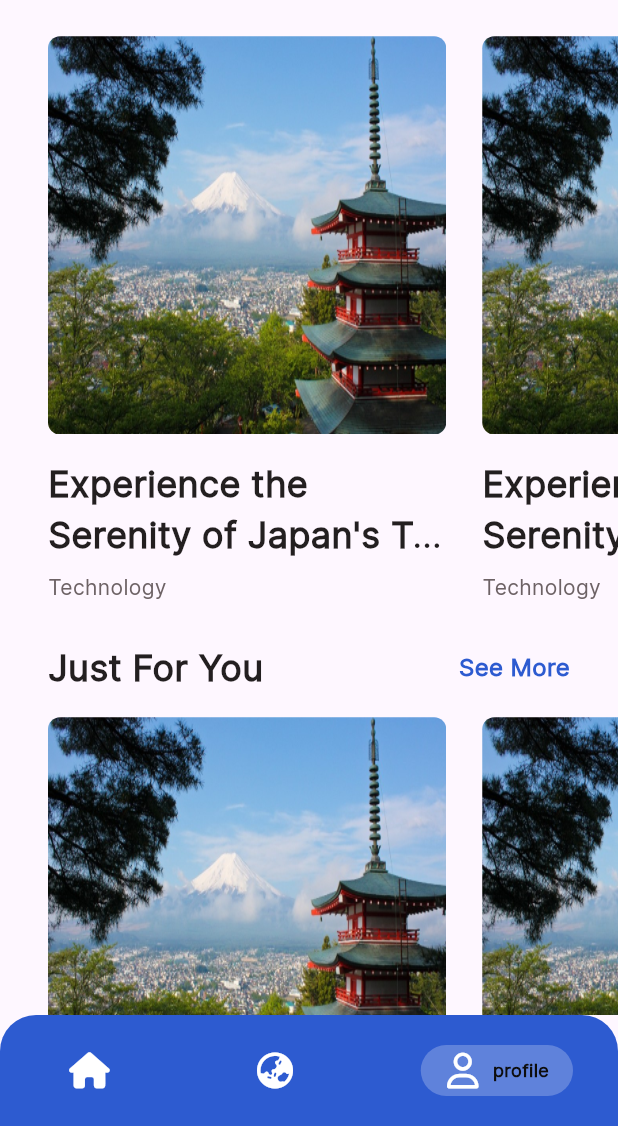
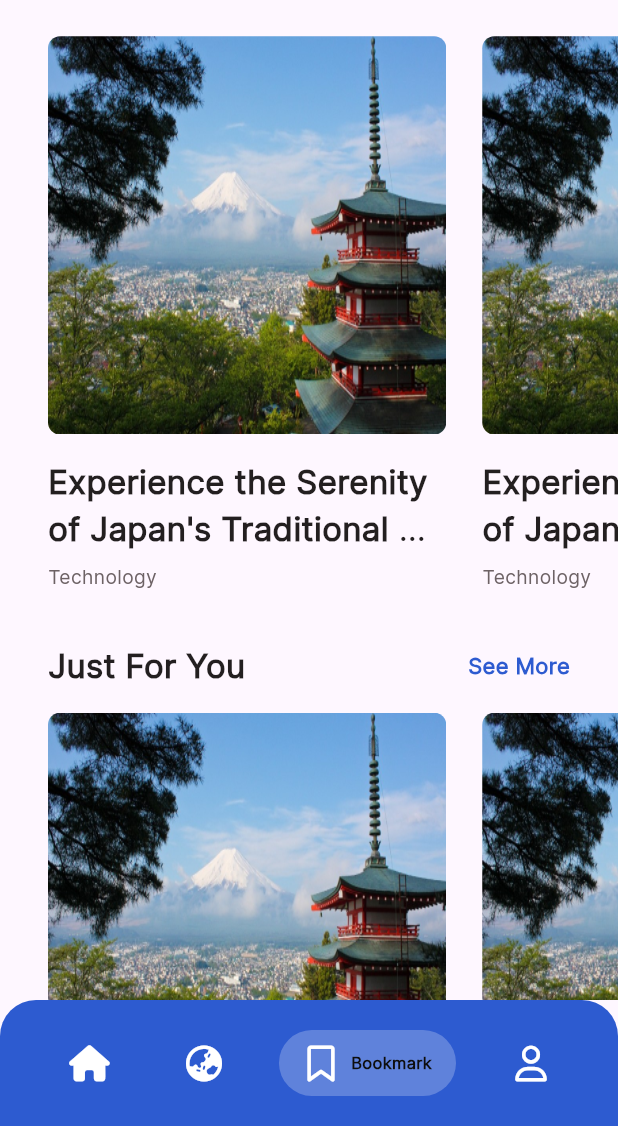
Before and after one commit to Mohamedgamaal16/lask_news_app, a Flutter app: the screen it shows after launch, item 3 of the bottom bar chosen, on a phone screen of 412 x 824 dp, the part 110-1236 px from its top. Run offline on Flutter 3.47's test engine with Material 3 defaults, Android fonts, the light colour scheme and no system bars; drawn by our look-alikes of google_nav_bar; our stand-ins replace bloc, dartz, device_preview, dio, flutter_bloc, font_awesome_flutter and 4 more; project files that could hold a hidden picture were left out.

Commit message:
add responsive font size

```diff
--- a/lib/core/utils/app_styles.dart
+++ b/lib/core/utils/app_styles.dart
@@ -3,111 +3,131 @@ import 'package:trendspot_newes_app/core/utils/constants.dart';
 
 abstract class AppStyles {
   static TextStyle interStyleRegular12(BuildContext context) {
-    return const TextStyle(
+    return TextStyle(
       color: AppColors.kSecondaryTextColor,
-      fontSize: 12,
+      fontSize: getResponsiveFontSize(context, fontSize: 12),
       fontFamily: 'Inter',
       fontWeight: FontWeight.w400,
     );
   }
 
   static TextStyle interStyleSemiBold18(BuildContext context) {
-    return const TextStyle(
+    return TextStyle(
       color: AppColors.kPrimaryColor2,
-      fontSize: 18,
+      fontSize: getResponsiveFontSize(context, fontSize: 18),
       fontFamily: 'Inter',
       fontWeight: FontWeight.w600,
     );
   }
 
   static TextStyle interStyleSemiBold14(BuildContext context) {
-    return const TextStyle(
+    return TextStyle(
       color: AppColors.kPrimaryColor2,
-      fontSize: 14,
+      fontSize: getResponsiveFontSize(context, fontSize: 14),
       fontFamily: 'Inter',
       fontWeight: FontWeight.w600,
     );
   }
 
   static TextStyle interStyleRegular14(BuildContext context) {
-    return const TextStyle(
+    return TextStyle(
       color: AppColors.kSecondaryTextColor,
-      fontSize: 14,
+      fontSize: getResponsiveFontSize(context, fontSize: 14),
       fontFamily: 'Inter',
       fontWeight: FontWeight.w400,
     );
   }
 
   static TextStyle interStyleSemiBold32(BuildContext context) {
-    return const TextStyle(
+    return TextStyle(
       color: AppColors.kPrimaryColor2,
-      fontSize: 32,
+      fontSize: getResponsiveFontSize(context, fontSize: 32),
       fontFamily: 'Inter',
       fontWeight: FontWeight.w600,
     );
   }
 
   static TextStyle interStyleSemiBold20(BuildContext context) {
-    return const TextStyle(
+    return TextStyle(
       color: AppColors.kPrimaryColor,
-      fontSize: 20,
+      fontSize: getResponsiveFontSize(context, fontSize: 20),
       fontFamily: 'Inter',
       fontWeight: FontWeight.w600,
     );
   }
 
   static TextStyle interStyleSemiBold24(BuildContext context) {
-    return const TextStyle(
+    return TextStyle(
       color: AppColors.kPrimaryColor2,
-      fontSize: 24,
+      fontSize: getResponsiveFontSize(context, fontSize: 24),
       fontFamily: 'Inter',
       fontWeight: FontWeight.w600,
-
     );
   }
 
   static TextStyle interStyleSemiBold12(BuildContext context) {
-    return const TextStyle(
+    return TextStyle(
       color: Color(0xFF0D0D0D),
-      fontSize: 12,
+      fontSize: getResponsiveFontSize(context, fontSize: 12),
       fontFamily: 'Inter',
       fontWeight: FontWeight.w600,
     );
   }
 
   static TextStyle interStyleSemiBold16(BuildContext context) {
-    return const TextStyle(
+    return TextStyle(
       color: AppColors.kBlueColor,
-      fontSize: 16,
+      fontSize: getResponsiveFontSize(context, fontSize: 16),
       fontFamily: 'Inter',
       fontWeight: FontWeight.w600,
     );
   }
 
   static TextStyle interStyleRegular16(BuildContext context) {
-    return const TextStyle(
+    return TextStyle(
       color: Colors.black26,
-      fontSize: 16,
+      fontSize: getResponsiveFontSize(context, fontSize: 16),
       fontFamily: 'Inter',
       fontWeight: FontWeight.w400,
     );
   }
 
   static TextStyle merriweatherStyleRegular16(BuildContext context) {
-    return const TextStyle(
+    return TextStyle(
       color: Color(0xFF231F20),
-      fontSize: 16,
+      fontSize: getResponsiveFontSize(context, fontSize: 16),
       fontFamily: 'Merriweather',
       fontWeight: FontWeight.w400,
     );
   }
 
   static TextStyle schibstedGroteskStyleRegular18(BuildContext context) {
-    return const TextStyle(
+    return TextStyle(
       color: AppColors.kSecondaryTextColor,
-      fontSize: 18,
+      fontSize: getResponsiveFontSize(context, fontSize: 18),
       fontFamily: 'Schibsted Grotesk',
       fontWeight: FontWeight.w400,
     );
   }
 }
+
+double getResponsiveFontSize(BuildContext context, {required double fontSize}) {
+  double scaleFactor = getScaleFactor(context);
+  double responsiveFontSize = fontSize * scaleFactor;
+
+  double lowerLimit = fontSize * .8;
+  double upperLimit = fontSize * 1.2;
+
+  return responsiveFontSize.clamp(lowerLimit, upperLimit);
+}
+
+double getScaleFactor(BuildContext context) {
+  double width = MediaQuery.of(context).size.width;
+  if (width < 600) {
+    return width / 450;
+  } else if (width < 1200) {
+    return width / 750;
+  } else {
+    return width / 1920;
+  }
+}
--- a/lib/features/home/presention/widgets/custom_bottom_navigation_bar.dart
+++ b/lib/features/home/presention/widgets/custom_bottom_navigation_bar.dart
@@ -26,7 +26,7 @@ class _CustomBottomNavigationBarState extends State<CustomBottomNavigationBar> {
           padding: const EdgeInsets.symmetric(vertical: 20, horizontal: 30),
           child: ClipRRect(
             child: GNav(
-              padding: const EdgeInsets.symmetric(vertical: 5 ,horizontal: 16),
+              padding: const EdgeInsets.symmetric(vertical: 10 ,horizontal: 16),
               activeColor: Colors.white,
               textStyle: AppStyles.interStyleSemiBold12(context),
               gap: 8,
@@ -40,12 +40,16 @@ class _CustomBottomNavigationBarState extends State<CustomBottomNavigationBar> {
                 ),
                 GButton(
                   icon: FontAwesomeIcons.earthAsia,
-                  text: 'explore',
+                  text: 'Explore',
                   iconColor: Colors.white,
                 ),
                 GButton(
+                  icon: FontAwesomeIcons.bookmark,
+                  text: 'Bookmark',
+                  iconColor: Colors.white,
+                ),GButton(
                   icon: FontAwesomeIcons.user,
-                  text: 'profile',
+                  text: 'Profile',
                   iconColor: Colors.white,
                 ),
               ],
```
Also changed, not shown: lib/main.dart (+7 -7 lines).
